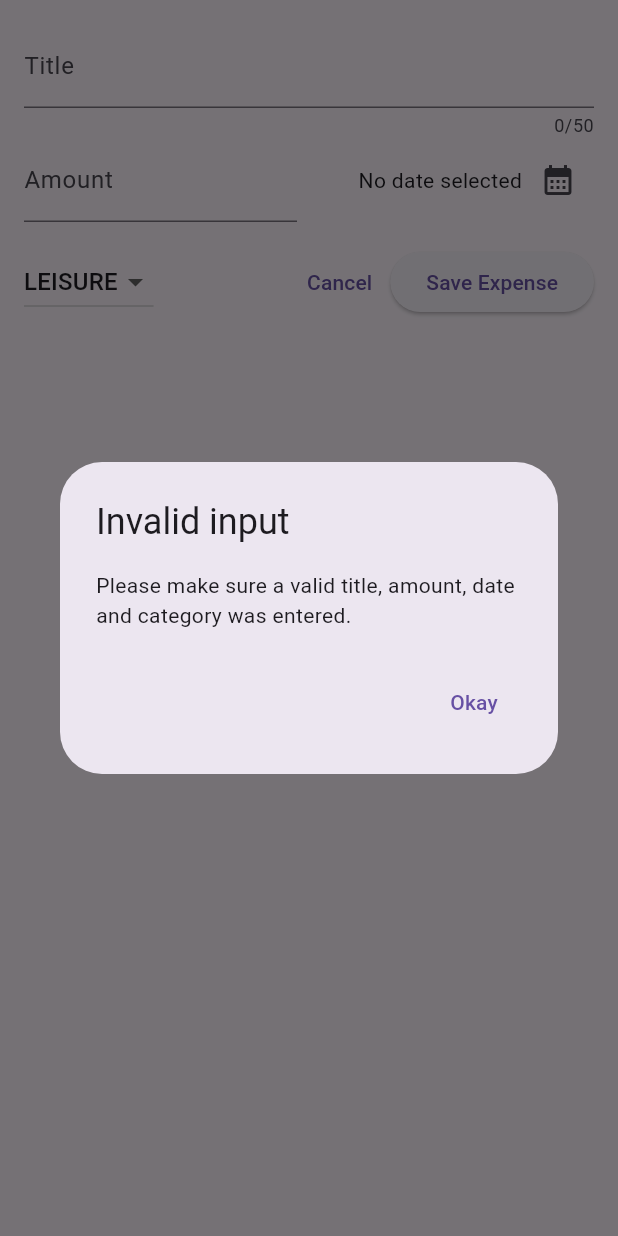
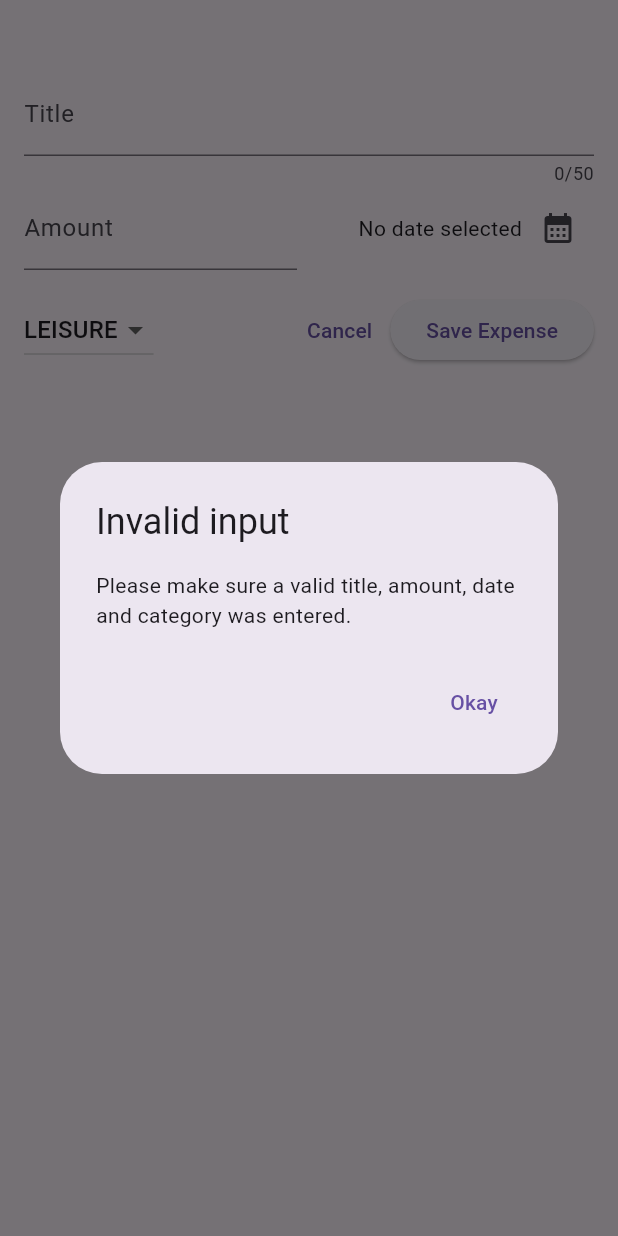
Before and after one commit to musamairshad/Expense-Tracker-App, a Flutter app: the NewExpense widget shown alone on an empty page, opened directly with empty values, after a tap on "Save Expense", on a phone screen of 412 x 824 dp. Run offline on Flutter 3.47's test engine with Material 2 defaults, Android fonts, the phone set to English and light mode, and no system bars.

Commit message:
new_expense.dart is modified.

```diff
--- a/lib/widgets/new_expense.dart
+++ b/lib/widgets/new_expense.dart
@@ -69,6 +69,7 @@ class _NewExpenseState extends State<NewExpense> {
           date: _selectedDate!,
           category: _selectedCategory),
     );
+    Navigator.pop(context);
   }
 
   @override
@@ -81,7 +82,7 @@ class _NewExpenseState extends State<NewExpense> {
   @override
   Widget build(BuildContext context) {
     return Padding(
-      padding: const EdgeInsets.all(16.0),
+      padding: const EdgeInsets.fromLTRB(16.0, 48.0, 16.0, 16.0),
       child: Column(
         children: [
           TextField(
```
